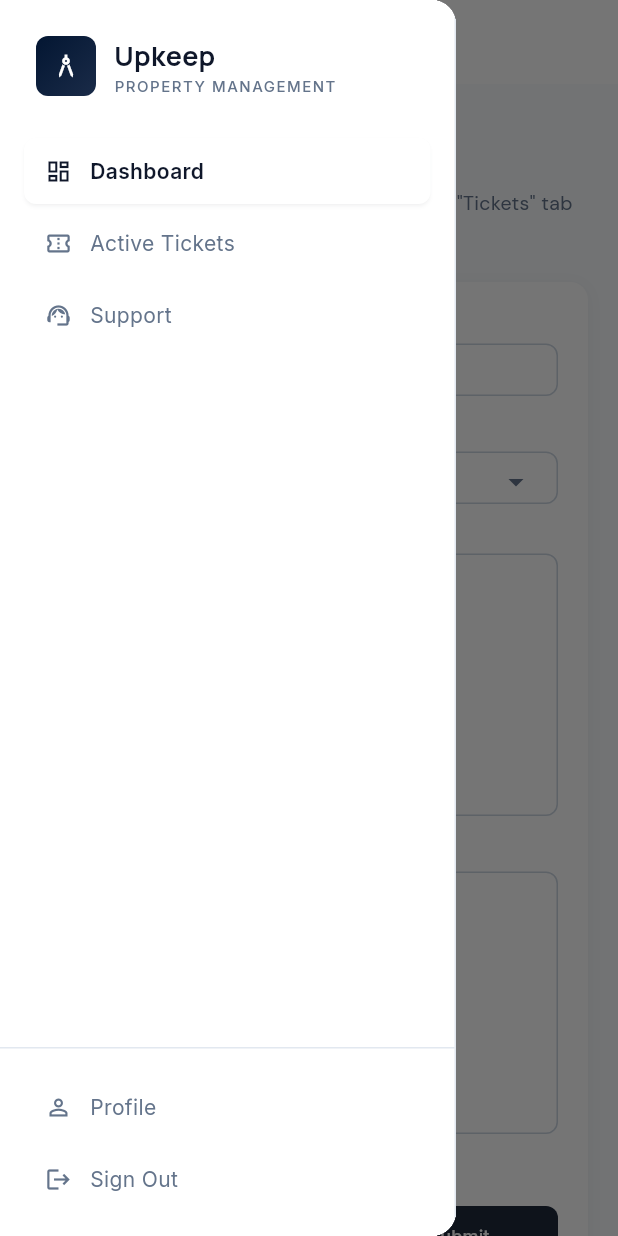
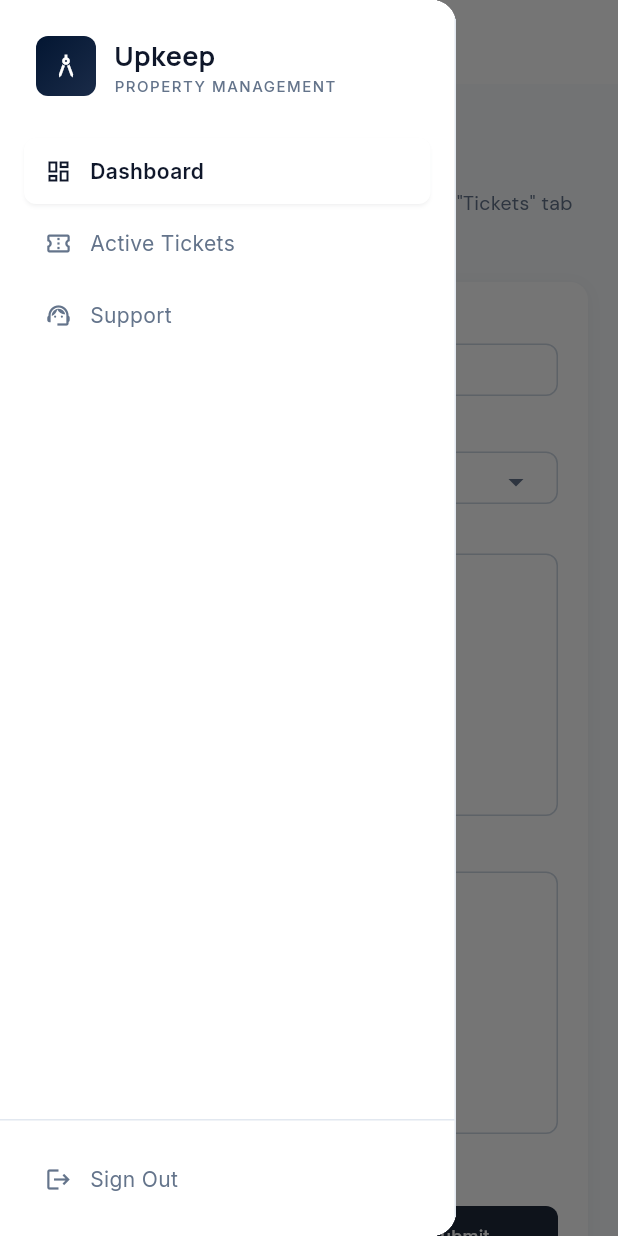
Before and after one commit to 5calvinw/Upkeep, a Flutter app: the NewTicketScreen screen opened by its route, with the side drawer open, on a phone screen of 412 x 824 dp. Run offline on Flutter 3.47's test engine with Material 3 defaults, Android fonts, the phone set to English and light mode, and no system bars; our stand-ins replace go_router, google_fonts, google_sign_in, image_picker, shared_preferences; missing offline and left inert: google_sign_in_web; accounts and stored records are empty; network calls fail.

Commit message:
Remove unused profile item from side nav
- Drop the non-functional Profile entry
- Keep the sign out action as the only footer item

```diff
--- a/frontend/lib/shared/widgets/side_nav.dart
+++ b/frontend/lib/shared/widgets/side_nav.dart
@@ -156,14 +156,6 @@
             child: Column(
               children: [
                 _NavItem(
-                  icon: Icons.person_outline,
-                  label: 'Profile',
-                  isActive: false,
-                  isCompact: isCompact,
-                  onTap: () {},
-                ),
-                const SizedBox(height: 4),
-                _NavItem(
                   icon: Icons.logout,
                   label: 'Sign Out',
                   isActive: false,
```
